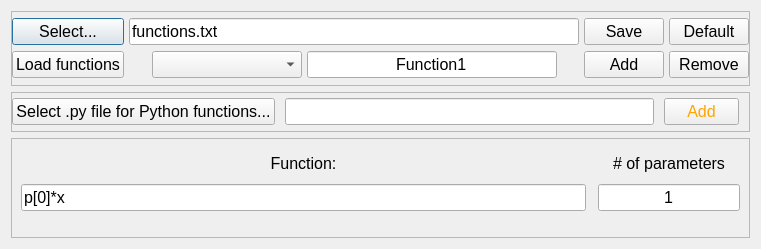
Old version of the form uis/funOptions.ui in the repository dseyit/Graphxyz.
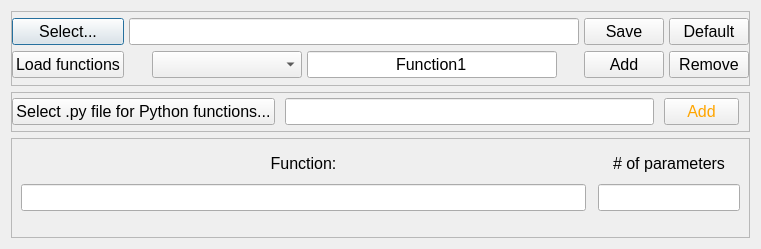
New version of the form.

Commit message: Fit menu works. Python functions does not work yet

The edit to the form file:
```diff
--- a/uis/funOptions.ui
+++ b/uis/funOptions.ui
@@ -186,7 +186,7 @@
          </font>
         </property>
         <property name="text">
-         <string>functions.txt</string>
+         <string/>
         </property>
        </widget>
       </item>
@@ -595,7 +595,7 @@
          </font>
         </property>
         <property name="text">
-         <string>p[0]*x</string>
+         <string/>
         </property>
        </widget>
       </item>
@@ -625,7 +625,7 @@
          </font>
         </property>
         <property name="text">
-         <string>1</string>
+         <string/>
         </property>
         <property name="alignment">
          <set>Qt::AlignCenter</set>
```
Left out of the diff: 11 changed lines with no effect on the pictures. The commit also changes 8 other files.
